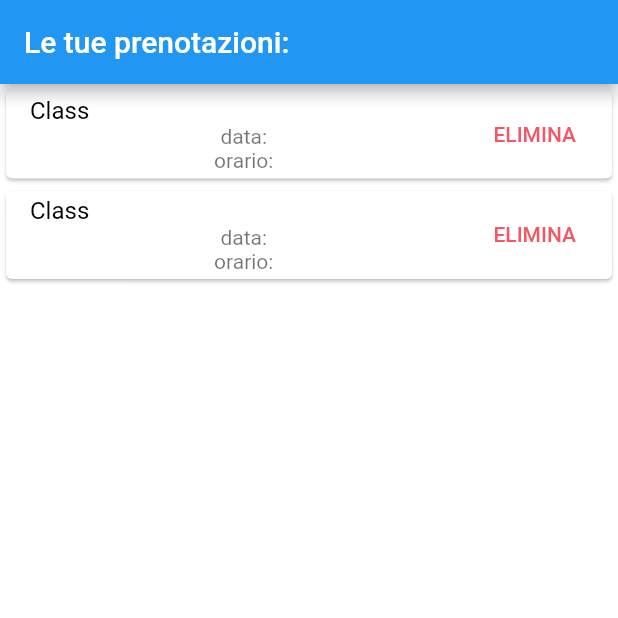
After one commit to MarcatoLuca/Booking, a Flutter app: the CalendarTab screen opened directly, on a phone screen of 412 x 824 dp, the top half of it. The commit adds this screen. Run offline on Flutter 3.47's test engine with Material 2 defaults, Android fonts, the phone set to English and light mode, and no system bars; our stand-ins replace bloc, floor, flutter_bloc, flutter_datetime_picker, sqflite; missing offline and left inert: crypt; accounts and stored records are empty; generated files the repository leaves out were written again.

Commit message:
added homePage code

```diff
--- a/flutter_app/lib/app.dart
+++ b/flutter_app/lib/app.dart
@@ -32,7 +32,8 @@ class App extends StatelessWidget {
           } else if (state is UserLoading) {
             return CircularProgressIndicator();
           } else if (state is UserAuthenticated) {
-            return HomePage();
+            return HomePage(
+                appDatabase: appDatabase, socket: socket, userCubit: userCubit);
           } else if (state is UserNotAuthenicated) {
             return FormPage(
                 appDatabase: appDatabase, socket: socket, userCubit: userCubit);
--- /dev/null
+++ b/flutter_app/lib/data/model/class.dart
@@ -0,0 +1,51 @@
+import 'dart:convert';
+
+import 'package:floor/floor.dart';
+
+@Entity(tableName: 'class')
+class Class {
+  @PrimaryKey(autoGenerate: true)
+  final int id;
+  String name;
+  String location;
+
+  Class({
+    int id,
+    String name,
+    String location,
+  })  : id = id,
+        name = name,
+        location = location;
+
+  Map<String, dynamic> toMap() {
+    return {
+      'id': id,
+      'name': name,
+      'location': location,
+    };
+  }
+
+  factory Class.fromMap(Map<String, dynamic> map) {
+    return Class(
+      id: map['id'],
+      name: map['name'],
+      location: map['location'],
+    );
+  }
+
+  String toJson() => json.encode(toMap());
+
+  factory Class.fromJson(String source) => Class.fromMap(json.decode(source));
+}
+
+@dao
+abstract class ClassTableDao {
+  @Query('SELECT * FROM class')
+  Future<List<Class>> findAllClass();
+
+  @insert
+  Future<void> addClass(Class classRoom);
+
+  @delete
+  Future<void> deleteClass(Class classRoom);
+}
--- /dev/null
+++ b/flutter_app/lib/pages/home_page_tabs/calendar_tab.dart
@@ -0,0 +1,47 @@
+import 'package:flutter/material.dart';
+
+class CalendarTab extends StatelessWidget {
+  @override
+  Widget build(BuildContext context) {
+    return Scaffold(
+        backgroundColor: Colors.white,
+        appBar: AppBar(
+          title: Text('Le tue prenotazioni:'),
+        ),
+        body: Center(
+            child: Column(children: <Widget>[
+          Expanded(
+              child: ListView.builder(
+                  //importante
+                  itemCount: 2,
+                  itemBuilder: (context, position) {
+                    return Card(
+                      color: Colors.white,
+                      clipBehavior: Clip.antiAlias,
+                      child: Column(
+                        mainAxisAlignment: MainAxisAlignment.start,
+                        children: [
+                          ListTile(
+                            title: const Text(
+                              'Class',
+                              style: TextStyle(color: Colors.black),
+                            ),
+                            subtitle: Column(
+                              children: [Text('data:'), Text('orario:')],
+                            ),
+                            trailing: TextButton(
+                              onPressed: () {},
+                              child: const Text(
+                                'ELIMINA',
+                                style:
+                                    TextStyle(color: const Color(0xFFF55663)),
+                              ),
+                            ),
+                          ),
+                        ],
+                      ),
+                    );
+                  }))
+        ])));
+  }
+}
--- a/flutter_app/pubspec.yaml
+++ b/flutter_app/pubspec.yaml
@@ -27,6 +27,8 @@ dependencies:
   flutter_bloc: any
   floor: ^0.19.1
   crypt: any
+  flutter_datetime_picker: ^1.5.0
+  curved_navigation_bar: ^0.3.2
 
   # The following adds the Cupertino Icons font to your application.
   # Use with the CupertinoIcons class for iOS style icons.
```
Also changed, not shown: flutter_app/lib/data/model/pronotation.dart (added, +83 -0 lines), flutter_app/lib/pages/home_page.dart (+26 -4 lines), flutter_app/lib/pages/home_page_tabs/home_tab.dart (added, +193 -0 lines), flutter_app/lib/data/db/app_database.g.dart, flutter_app/pubspec.lock, 1 other file.
